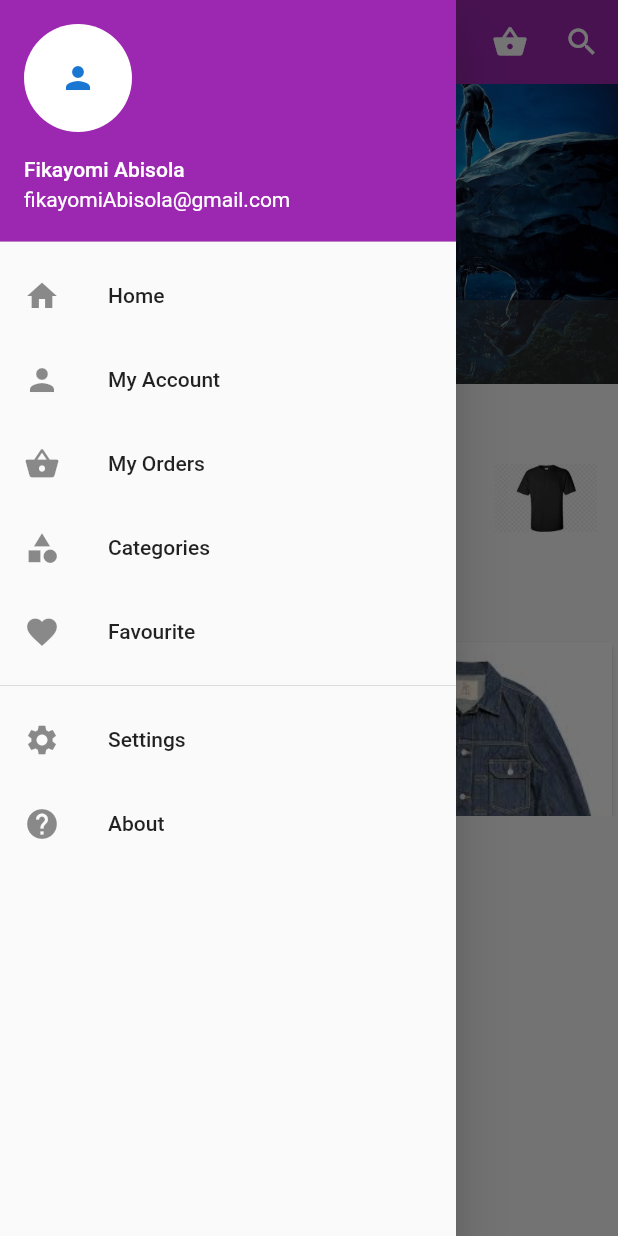
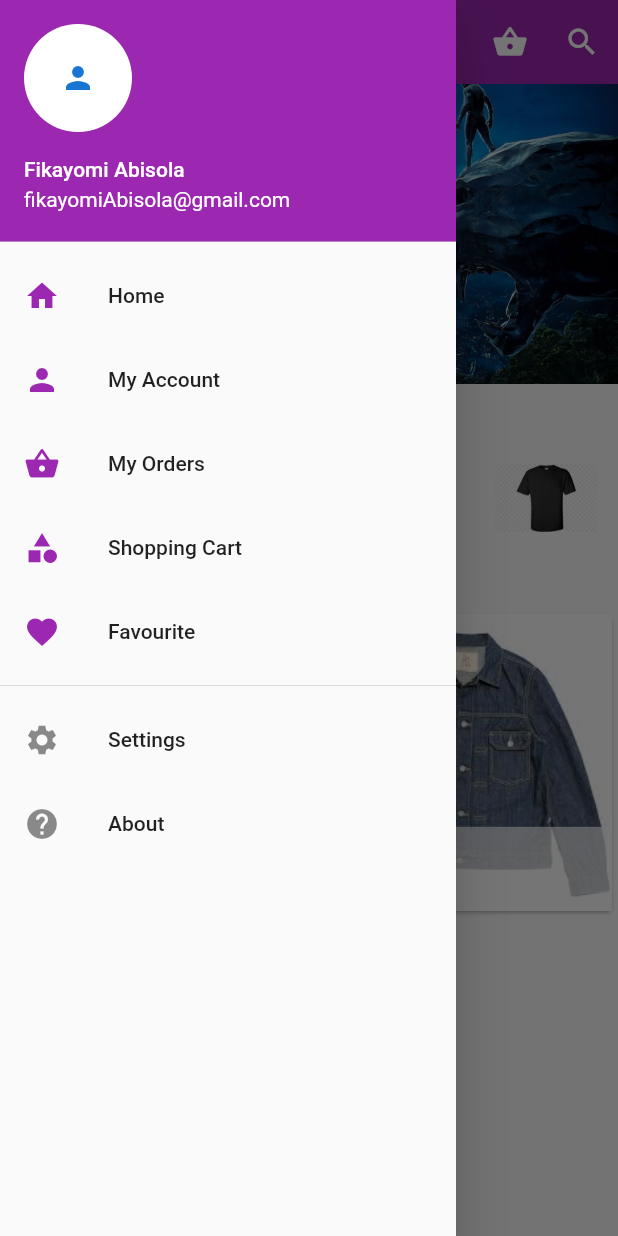
Before and after one commit to macelux/E-commerce-App-with-Flutter, a Flutter app: the screen it shows after launch, with the side drawer open, on a phone screen of 412 x 824 dp. Run offline on Flutter 3.47's test engine with Material 2 defaults, Android fonts, the phone set to English and light mode, and no system bars; drawn by our look-alikes of carousel_pro.

Commit message:
Adjusted the UI on the main page

```diff
--- a/lib/main.dart
+++ b/lib/main.dart
@@ -29,7 +29,9 @@ class _HomePageState extends State<HomePage> {
           AssetImage('images/d1.png'),
           AssetImage('images/f.png')
         ],
-        boxFit: BoxFit.cover
+        boxFit: BoxFit.cover,
+        autoplay: false,
+        dotBgColor: Colors.transparent,
       ),
     );
 
@@ -65,7 +67,7 @@ class _HomePageState extends State<HomePage> {
             InkWell(
               child: new ListTile(
                 title: Text('Home'),
-                leading: Icon(Icons.home),
+                leading: Icon(Icons.home,  color: Colors.purple),
               ),
               onTap: () {},
             ),
@@ -73,7 +75,7 @@ class _HomePageState extends State<HomePage> {
             InkWell(
               child: new ListTile(
                 title: Text('My Account'),
-                leading: Icon(Icons.person),
+                leading: Icon(Icons.person, color: Colors.purple),
               ),
               onTap: () {},
             ),
@@ -81,15 +83,15 @@ class _HomePageState extends State<HomePage> {
             InkWell(
               child: new ListTile(
                 title: Text('My Orders'),
-                leading: Icon(Icons.shopping_basket),
+                leading: Icon(Icons.shopping_basket,  color: Colors.purple),
               ),
               onTap: () {},
             ),
 
             InkWell(
               child: new ListTile(
-                title: Text('Categories'),
-                leading: Icon(Icons.category),
+                title: Text('Shopping Cart'),
+                leading: Icon(Icons.category, color: Colors.purple,),
               ),
               onTap: () {},
             ),
@@ -97,7 +99,7 @@ class _HomePageState extends State<HomePage> {
             InkWell(
               child: new ListTile(
                 title: Text('Favourite'),
-                leading: Icon(Icons.favorite),
+                leading: Icon(Icons.favorite, color: Colors.purple),
               ),
               onTap: () {},
             ),
@@ -137,11 +139,11 @@ class _HomePageState extends State<HomePage> {
           HorizontalList(),
 
            // padding section
-          new Padding(padding: const EdgeInsets.all(20.0), child: new Text("Recent Uploads"),),
+          new Padding(padding: const EdgeInsets.all(10.6), child: new Text("Recent Products"),),
 
           // grid View
           Container(
-            height: 120.0,
+            height: 280.0,
             child: Products(),
           )
         ],
```
Also changed, not shown: lib/pages/product_details.dart (added, +75 -0 lines).
